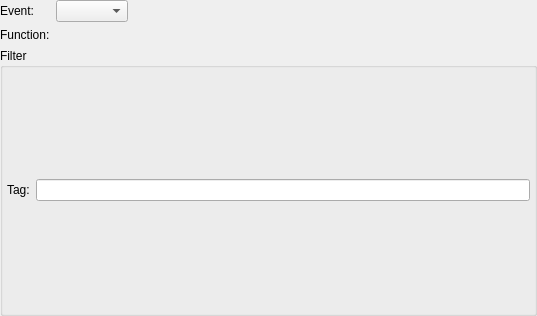
The window that libs/libgui/ui/dbobjects/eventtriggerwidget.ui (pgmodeler/pgmodeler) describes before a commit, drawn with Qt 5.
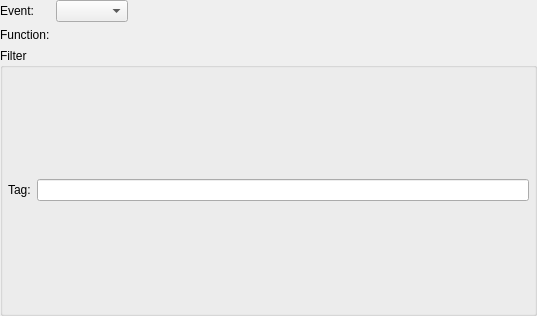
The same window after the commit.

```diff
--- a/libs/libgui/ui/dbobjects/eventtriggerwidget.ui
+++ b/libs/libgui/ui/dbobjects/eventtriggerwidget.ui
@@ -70,16 +70,16 @@
      </property>
      <layout class="QVBoxLayout" name="filter_layout">
       <property name="leftMargin">
-       <number>4</number>
+       <number>5</number>
       </property>
       <property name="topMargin">
-       <number>4</number>
+       <number>5</number>
       </property>
       <property name="rightMargin">
-       <number>4</number>
+       <number>5</number>
       </property>
       <property name="bottomMargin">
-       <number>4</number>
+       <number>5</number>
       </property>
       <item>
        <layout class="QHBoxLayout" name="horizontalLayout_2">
```
